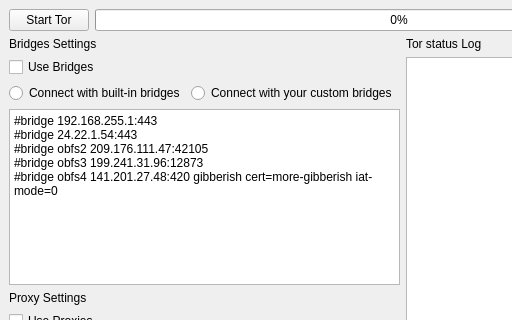
Old version of the form OnionLauncher/ui_files/main.ui in the repository infoengine1337/OnionLauncher-uhuru; both pictures show x 0 to 512 and y 0 to 320 of the 805 by 551 pixel window.
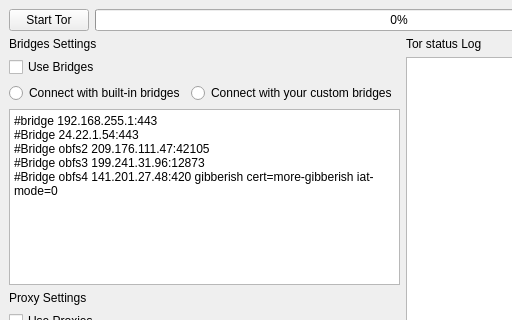
New version of the form.

Diff of the .ui file:
```diff
--- a/OnionLauncher/ui_files/main.ui
+++ b/OnionLauncher/ui_files/main.ui
@@ -108,10 +108,10 @@
             </property>
             <property name="plainText">
              <string>#bridge 192.168.255.1:443
-#bridge 24.22.1.54:443
-#bridge obfs2 209.176.111.47:42105
-#bridge obfs3 199.241.31.96:12873
-#bridge obfs4 141.201.27.48:420 gibberish cert=more-gibberish iat-mode=0</string>
+#Bridge 24.22.1.54:443
+#Bridge obfs2 209.176.111.47:42105
+#Bridge obfs3 199.241.31.96:12873
+#Bridge obfs4 141.201.27.48:420 gibberish cert=more-gibberish iat-mode=0</string>
             </property>
             <property name="placeholderText">
              <string>Please Enter your bridges infomation...</string>
```
